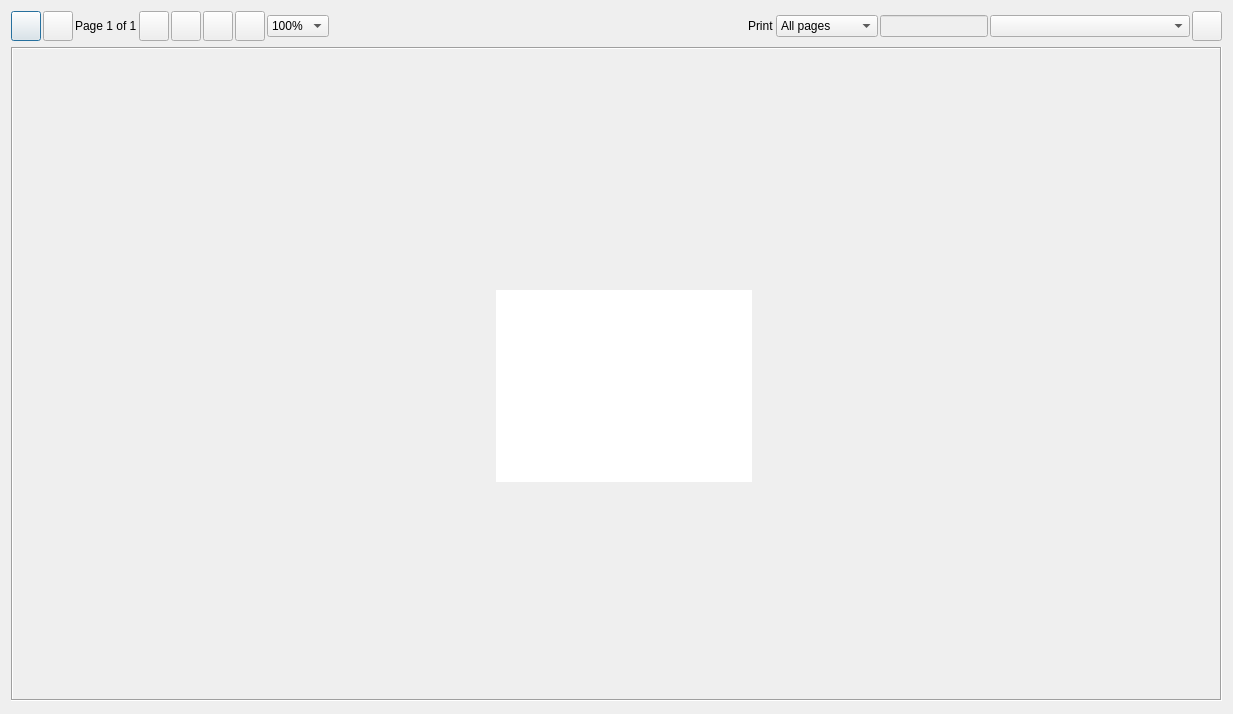
Qt form Classes/c5printpreview.ui (End1-1/Cafe5) before a commit.
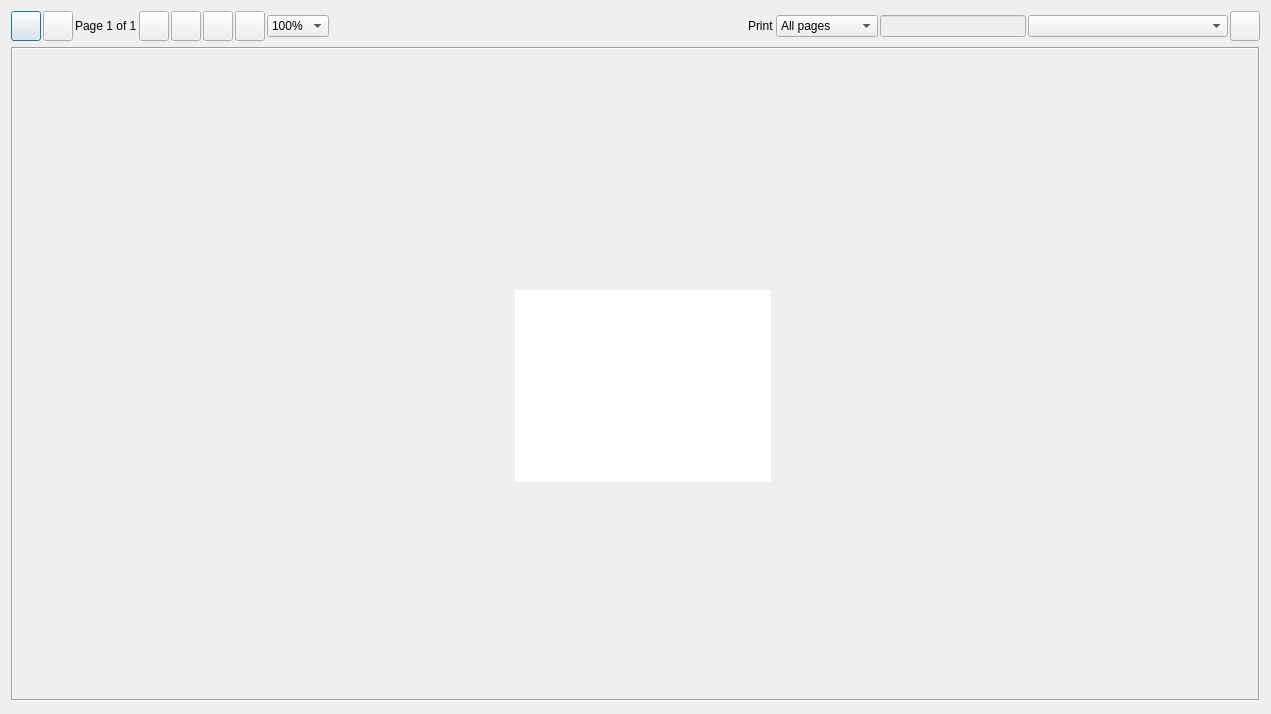
The same form after that commit. Icons and pictures are not drawn. Custom widgets are drawn as their Qt base class.

```diff
--- a/Classes/c5printpreview.ui
+++ b/Classes/c5printpreview.ui
@@ -6,7 +6,7 @@
    <rect>
     <x>0</x>
     <y>0</y>
-    <width>1226</width>
+    <width>1271</width>
     <height>714</height>
    </rect>
   </property>
@@ -389,13 +389,16 @@
         <property name="widgetResizable">
          <bool>true</bool>
         </property>
+        <property name="alignment">
+         <set>Qt::AlignCenter</set>
+        </property>
         <widget class="QWidget" name="scrollAreaWidgetContents">
          <property name="geometry">
           <rect>
            <x>0</x>
            <y>0</y>
-           <width>1204</width>
-           <height>654</height>
+           <width>1245</width>
+           <height>649</height>
           </rect>
          </property>
          <layout class="QHBoxLayout" name="horizontalLayout_3">
```
